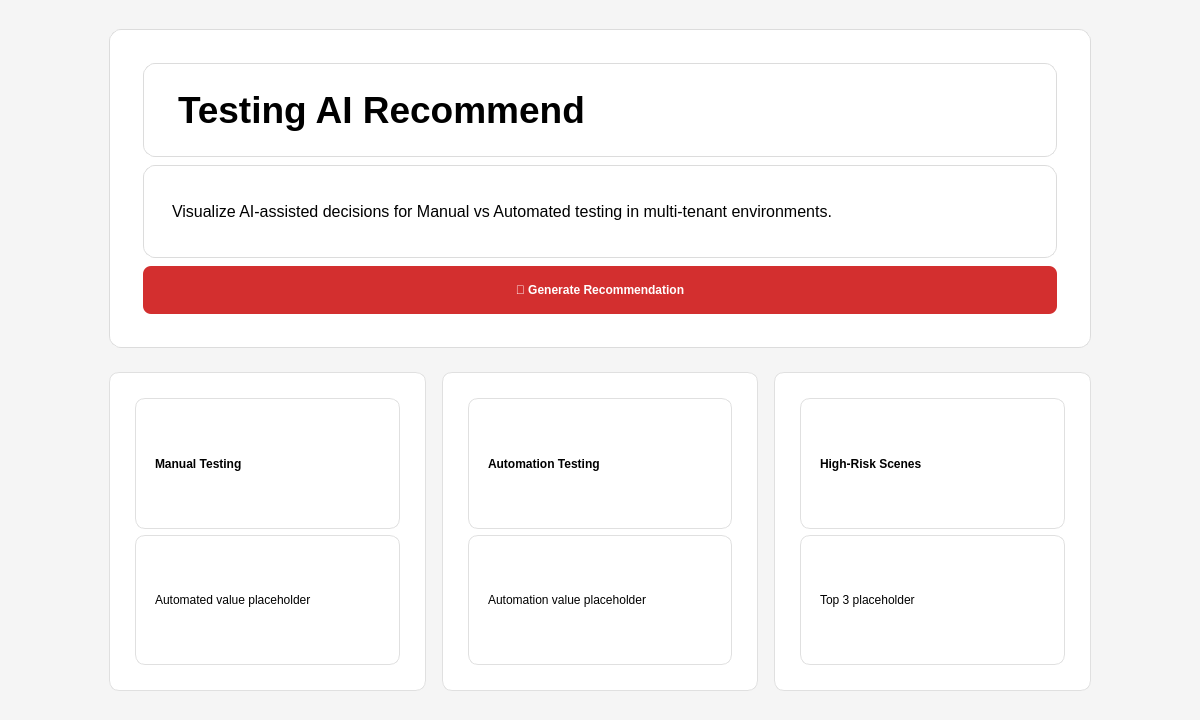
Before: the Qt Designer form ui/home_page.ui in NiceJRS/Testing-AI-Recommend, drawn with Qt 5.
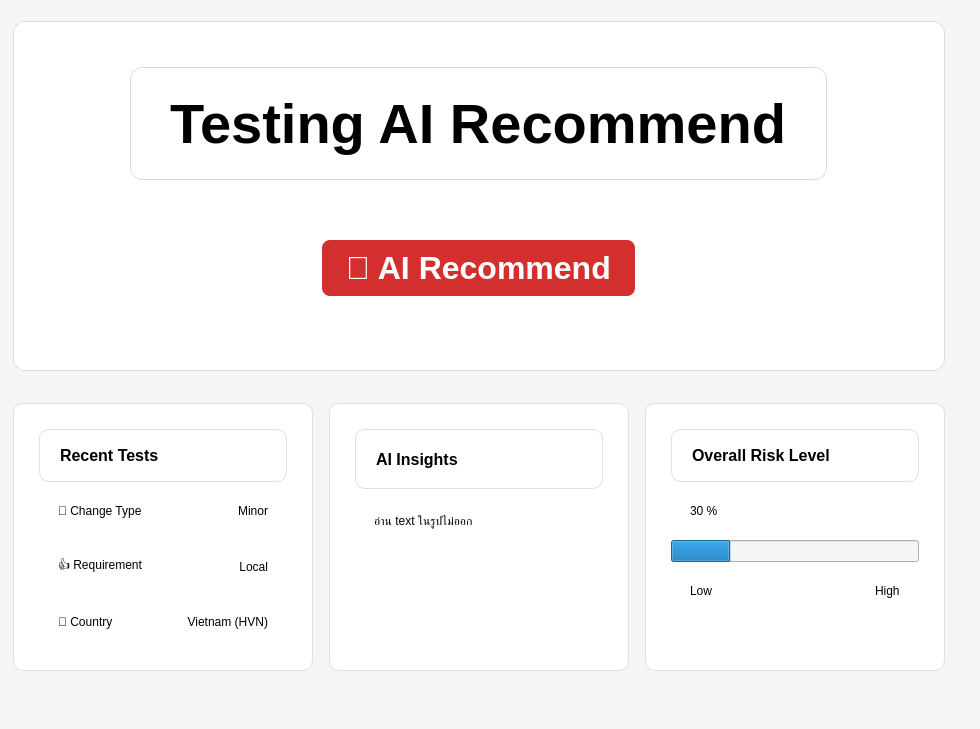
After: the same form once the commit is applied.

Commit message: [DEV] create main logic

Diff of the .ui file:
```diff
--- a/ui/home_page.ui
+++ b/ui/home_page.ui
@@ -6,7 +6,7 @@
    <rect>
     <x>0</x>
     <y>0</y>
-    <width>1200</width>
+    <width>980</width>
     <height>720</height>
    </rect>
   </property>
@@ -21,63 +21,39 @@
    <property name="spacing">
     <number>0</number>
    </property>
-   <property name="contentsMargins">
-    <left>20</left>
-    <top>20</top>
-    <right>20</right>
-    <bottom>20</bottom>
+   <property name="leftMargin">
+    <number>0</number>
    </property>
    <item>
-    <widget class="QWidget" name="mainContentContainer">
-     <property name="styleSheet">
-      <string notr="true">
-       QWidget {
-         background-color: transparent;
-       }
-      </string>
-     </property>
      <layout class="QHBoxLayout" name="mainContentContainerLayout">
       <property name="spacing">
        <number>0</number>
       </property>
       <item>
-       <spacer name="leftSpacer">
-        <property name="orientation">Qt::Horizontal</property>
-        <property name="sizeType">QSizePolicy::Expanding</property>
-        <property name="sizeHint">
-         <size>
-          <width>40</width>
-          <height>20</height>
-         </size>
-        </property>
-       </spacer>
-      </item>
-      <item>
-       <widget class="QWidget" name="centerContainer">
-        <property name="maximumSize">
-         <size>
-          <width>1000</width>
-          <height>16777215</height>
-         </size>
-        </property>
         <layout class="QVBoxLayout" name="centerLayout">
          <property name="spacing">
           <number>24</number>
          </property>
-         <property name="contentsMargins">
-          <left>0</left>
-          <top>0</top>
-          <right>0</right>
-          <bottom>0</bottom>
+       <property name="topMargin">
+        <number>10</number>
+       </property>
+       <property name="rightMargin">
+        <number>10</number>
+       </property>
+       <property name="bottomMargin">
+        <number>20</number>
          </property>
          <item>
           <widget class="QFrame" name="heroSection">
            <property name="minimumSize">
             <size>
              <width>0</width>
-             <height>150</height>
-            </size>
-           </property>
+           <height>350</height>
+          </size>
+         </property>
+         <property name="layoutDirection">
+          <enum>Qt::LayoutDirection::LeftToRight</enum>
+         </property>
            <property name="styleSheet">
             <string notr="true">
              QFrame {
@@ -88,15 +64,12 @@
              }
             </string>
            </property>
-           <layout class="QVBoxLayout" name="heroLayout">
-            <property name="spacing">
-             <number>8</number>
-            </property>
-            <item>
+         <layout class="QVBoxLayout" name="verticalLayout">
+          <item alignment="Qt::AlignmentFlag::AlignHCenter|Qt::AlignmentFlag::AlignVCenter">
              <widget class="QLabel" name="heroTitle">
               <property name="font">
                <font>
-                <pointsize>28</pointsize>
+              <pointsize>42</pointsize>
                 <bold>true</bold>
                </font>
               </property>
@@ -105,22 +78,7 @@
               </property>
              </widget>
             </item>
-            <item>
-             <widget class="QLabel" name="heroSubtitle">
-              <property name="font">
-               <font>
-                <pointsize>12</pointsize>
-               </font>
-              </property>
-              <property name="text">
-               <string>Visualize AI-assisted decisions for Manual vs Automated testing in multi-tenant environments.</string>
-              </property>
-              <property name="wordWrap">
-               <bool>true</bool>
-              </property>
-             </widget>
-            </item>
-            <item>
+          <item alignment="Qt::AlignmentFlag::AlignHCenter|Qt::AlignmentFlag::AlignVCenter">
              <widget class="QPushButton" name="heroAction">
               <property name="minimumSize">
                <size>
@@ -128,6 +86,12 @@
                 <height>48</height>
                </size>
               </property>
+            <property name="font">
+             <font>
+              <pointsize>24</pointsize>
+              <bold>true</bold>
+             </font>
+            </property>
               <property name="styleSheet">
                <string notr="true">
                 QPushButton {
@@ -143,7 +107,7 @@
                </string>
               </property>
               <property name="text">
-               <string>🚀 Generate Recommendation</string>
+             <string>🚀 AI Recommend</string>
               </property>
              </widget>
             </item>
@@ -155,8 +119,20 @@
            <property name="spacing">
             <number>16</number>
            </property>
+         <property name="topMargin">
+          <number>8</number>
+         </property>
+         <property name="bottomMargin">
+          <number>27</number>
+         </property>
            <item>
             <widget class="QFrame" name="cardManual">
+           <property name="maximumSize">
+            <size>
+             <width>300</width>
+             <height>16777215</height>
+            </size>
+           </property>
              <property name="styleSheet">
               <string notr="true">
                QFrame {
@@ -167,34 +143,131 @@
                }
               </string>
              </property>
-             <layout class="QVBoxLayout" name="cardManualLayout">
-              <property name="spacing">
-               <number>6</number>
-              </property>
+           <layout class="QVBoxLayout" name="verticalLayout_2">
               <item>
                <widget class="QLabel" name="cardManualTitle">
+              <property name="maximumSize">
+               <size>
+                <width>16777215</width>
+                <height>60</height>
+               </size>
+              </property>
                 <property name="font">
                  <font>
+                <pointsize>12</pointsize>
                   <bold>true</bold>
                  </font>
                 </property>
                 <property name="text">
-                 <string>Manual Testing</string>
+               <string>Recent Tests</string>
                 </property>
                </widget>
               </item>
               <item>
-               <widget class="QLabel" name="cardManualValue">
+             <layout class="QHBoxLayout" name="horizontalLayout_3">
+              <item>
+               <widget class="QLabel" name="label_4">
+                <property name="styleSheet">
+                 <string notr="true">  border: 0px solid</string>
+                </property>
                 <property name="text">
-                 <string>Automated value placeholder</string>
+                 <string>🎯 Change Type</string>
                 </property>
                </widget>
+              </item>
+              <item>
+               <widget class="QLabel" name="label_5">
+                <property name="styleSheet">
+                 <string notr="true">  border: 0px solid</string>
+                </property>
+                <property name="text">
+                 <string>Minor</string>
+                </property>
+                <property name="alignment">
+                 <set>Qt::AlignmentFlag::AlignRight|Qt::AlignmentFlag::AlignTrailing|Qt::AlignmentFlag::AlignVCenter</set>
+                </property>
+               </widget>
+              </item>
+             </layout>
+            </item>
+            <item>
+             <layout class="QHBoxLayout" name="horizontalLayout_4">
+              <item>
+               <widget class="QLabel" name="label_7">
+                <property name="styleSheet">
+                 <string notr="true">  border: 0px solid</string>
+                </property>
+                <property name="text">
+                 <string>👍 Requirement</string>
+                </property>
+               </widget>
+              </item>
+              <item>
+               <widget class="QLabel" name="label_6">
+                <property name="styleSheet">
+                 <string notr="true">  border: 0px solid</string>
+                </property>
+                <property name="text">
+                 <string>Local</string>
+                </property>
+                <property name="alignment">
+                 <set>Qt::AlignmentFlag::AlignRight|Qt::AlignmentFlag::AlignTrailing|Qt::AlignmentFlag::AlignVCenter</set>
+                </property>
+               </widget>
+              </item>
+             </layout>
+            </item>
+            <item>
+             <layout class="QHBoxLayout" name="horizontalLayout_5">
+              <item>
+               <widget class="QLabel" name="label_9">
+                <property name="styleSheet">
+                 <string notr="true">  border: 0px solid</string>
+                </property>
+                <property name="text">
+                 <string>🏁 Country</string>
+                </property>
+               </widget>
+              </item>
+              <item>
+               <widget class="QLabel" name="label_8">
+                <property name="styleSheet">
+                 <string notr="true">  border: 0px solid</string>
+                </property>
+                <property name="text">
+                 <string>Vietnam (HVN)</string>
+                </property>
+                <property name="alignment">
+                 <set>Qt::AlignmentFlag::AlignRight|Qt::AlignmentFlag::AlignTrailing|Qt::AlignmentFlag::AlignVCenter</set>
+                </property>
+               </widget>
+              </item>
+             </layout>
+            </item>
+            <item>
+             <spacer name="verticalSpacer_2">
+              <property name="orientation">
+               <enum>Qt::Orientation::Vertical</enum>
+              </property>
+              <property name="sizeHint" stdset="0">
+               <size>
+                <width>20</width>
+                <height>40</height>
+               </size>
+              </property>
+             </spacer>
               </item>
              </layout>
             </widget>
            </item>
            <item>
             <widget class="QFrame" name="cardAutomation">
+           <property name="maximumSize">
+            <size>
+             <width>300</width>
+             <height>16777215</height>
+            </size>
+           </property>
              <property name="styleSheet">
               <string notr="true">
                QFrame {
@@ -205,26 +278,37 @@
                }
               </string>
              </property>
-             <layout class="QVBoxLayout" name="cardAutomationLayout">
-              <property name="spacing">
-               <number>6</number>
-              </property>
+           <layout class="QVBoxLayout" name="verticalLayout_3">
               <item>
                <widget class="QLabel" name="cardAutomationTitle">
+              <property name="maximumSize">
+               <size>
+                <width>16777215</width>
+                <height>60</height>
+               </size>
+              </property>
                 <property name="font">
                  <font>
+                <pointsize>12</pointsize>
                   <bold>true</bold>
                  </font>
                 </property>
                 <property name="text">
-                 <string>Automation Testing</string>
+               <string>AI Insights</string>
                 </property>
                </widget>
               </item>
               <item>
                <widget class="QLabel" name="cardAutomationValue">
+              <property name="styleSheet">
+               <string notr="true">               border: 0px solid
+</string>
+              </property>
                 <property name="text">
-                 <string>Automation value placeholder</string>
+               <string>อ่าน text ในรูปไม่ออก</string>
+              </property>
+              <property name="alignment">
+               <set>Qt::AlignmentFlag::AlignLeading|Qt::AlignmentFlag::AlignLeft|Qt::AlignmentFlag::AlignTop</set>
                 </property>
                </widget>
               </item>
@@ -233,6 +317,12 @@
            </item>
            <item>
             <widget class="QFrame" name="cardRisks">
+           <property name="maximumSize">
+            <size>
+             <width>300</width>
+             <height>16777215</height>
+            </size>
+           </property>
              <property name="styleSheet">
               <string notr="true">
                QFrame {
@@ -243,42 +333,102 @@
                }
               </string>
              </property>
-             <layout class="QVBoxLayout" name="cardRisksLayout">
-              <property name="spacing">
-               <number>6</number>
-              </property>
+           <layout class="QVBoxLayout" name="verticalLayout_4">
               <item>
                <widget class="QLabel" name="cardRisksTitle">
+              <property name="maximumSize">
+               <size>
+                <width>16777215</width>
+                <height>60</height>
+               </size>
+              </property>
                 <property name="font">
                  <font>
+                <pointsize>12</pointsize>
                   <bold>true</bold>
                  </font>
                 </property>
                 <property name="text">
-                 <string>High-Risk Scenes</string>
+               <string>Overall Risk Level</string>
                 </property>
                </widget>
               </item>
               <item>
-               <widget class="QLabel" name="cardRisksValue">
+             <widget class="QLabel" name="label">
+              <property name="maximumSize">
+               <size>
+                <width>16777215</width>
+                <height>50</height>
+               </size>
+              </property>
+              <property name="styleSheet">
+               <string notr="true">               border: 0px solid
+</string>
+              </property>
                 <property name="text">
-                 <string>Top 3 placeholder</string>
+               <string>30 %</string>
                 </property>
                </widget>
               </item>
-             </layout>
-            </widget>
-           </item>
-          </layout>
-         </item>
-        </layout>
+            <item>
+             <widget class="QProgressBar" name="progressBar">
+              <property name="font">
+               <font>
+                <bold>false</bold>
+                <kerning>true</kerning>
+               </font>
+              </property>
+              <property name="contextMenuPolicy">
+               <enum>Qt::ContextMenuPolicy::DefaultContextMenu</enum>
+              </property>
+              <property name="toolTip">
+               <string/>
+              </property>
+              <property name="autoFillBackground">
+               <bool>false</bool>
+              </property>
+              <property name="styleSheet">
+               <string notr="true">QSlider::groove:horizontal { height: 6px; background: #e0e0e0; border-radius: 3px; } QSlider::handle:horizontal { width: 14px; height: 14px; border-radius: 7px; background: #d32f2f; margin: -4px 0; }</string>
+              </property>
+              <property name="value">
+               <number>24</number>
+              </property>
+              <property name="textVisible">
+               <bool>false</bool>
+              </property>
+              <property name="invertedAppearance">
+               <bool>false</bool>
+              </property>
+              <property name="format">
+               <string>%p%</string>
+              </property>
+             </widget>
+            </item>
+            <item>
+             <layout class="QHBoxLayout" name="horizontalLayout_2">
+              <property name="topMargin">
+               <number>0</number>
+              </property>
+              <property name="bottomMargin">
+               <number>14</number>
+              </property>
+              <item>
+               <widget class="QLabel" name="label_3">
+                <property name="styleSheet">
+                 <string notr="true">               border: 0px solid
+</string>
+                </property>
+                <property name="text">
+                 <string>Low</string>
+                </property>
        </widget>
       </item>
       <item>
-       <spacer name="rightSpacer">
-        <property name="orientation">Qt::Horizontal</property>
-        <property name="sizeType">QSizePolicy::Expanding</property>
-        <property name="sizeHint">
+               <spacer name="horizontalSpacer">
+                <property name="orientation">
+                 <enum>Qt::Orientation::Horizontal</enum>
+                </property>
+                <property name="sizeHint" stdset="0">
          <size>
           <width>40</width>
           <height>20</height>
@@ -286,8 +436,40 @@
         </property>
        </spacer>
       </item>
-     </layout>
-    </widget>
+              <item>
+               <widget class="QLabel" name="label_2">
+                <property name="styleSheet">
+                 <string notr="true">               border: 0px solid
+</string>
+                </property>
+                <property name="text">
+                 <string>High</string>
+                </property>
+               </widget>
+              </item>
+             </layout>
+            </item>
+            <item>
+             <spacer name="verticalSpacer">
+              <property name="orientation">
+               <enum>Qt::Orientation::Vertical</enum>
+              </property>
+              <property name="sizeHint" stdset="0">
+               <size>
+                <width>20</width>
+                <height>40</height>
+               </size>
+              </property>
+             </spacer>
+            </item>
+           </layout>
+          </widget>
+         </item>
+        </layout>
+       </item>
+      </layout>
+     </item>
+    </layout>
    </item>
   </layout>
  </widget>
```
Lines whose indentation alone changed are shown as unchanged. The commit also changes 16 other files.
